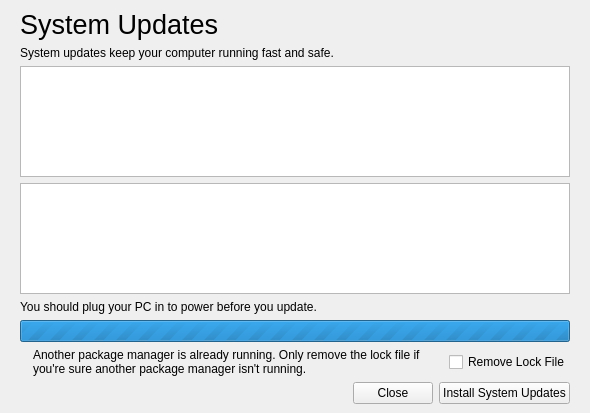
This is updatewindow.ui in vicr123/thepackage as Qt 5 draws it before an edit. The edited form follows.
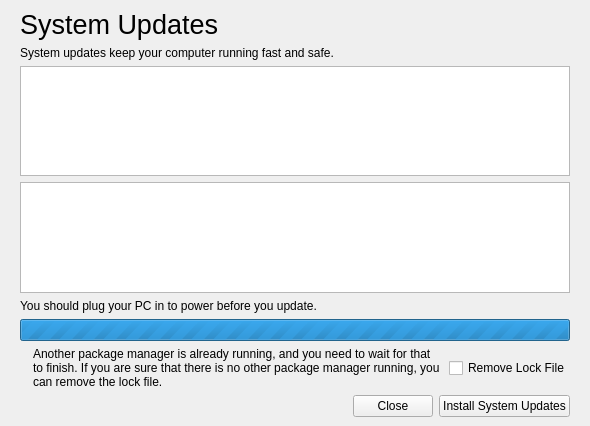
This is the edited form. Icons and pictures are not drawn.

Diff of the .ui file:
```diff
--- a/updatewindow.ui
+++ b/updatewindow.ui
@@ -7,7 +7,7 @@
     <x>0</x>
     <y>0</y>
     <width>590</width>
-    <height>413</height>
+    <height>426</height>
    </rect>
   </property>
   <property name="windowTitle">
@@ -119,7 +119,7 @@
           </sizepolicy>
          </property>
          <property name="text">
-          <string>Another package manager is already running. Only remove the lock file if you're sure another package manager isn't running.</string>
+          <string>&lt;html&gt;&lt;head/&gt;&lt;body&gt;&lt;p&gt;Another package manager is already running, and you need to wait for that to finish. If you are sure that there is no other package manager running, you can remove the lock file.&lt;/p&gt;&lt;/body&gt;&lt;/html&gt;</string>
          </property>
          <property name="scaledContents">
           <bool>false</bool>
```
